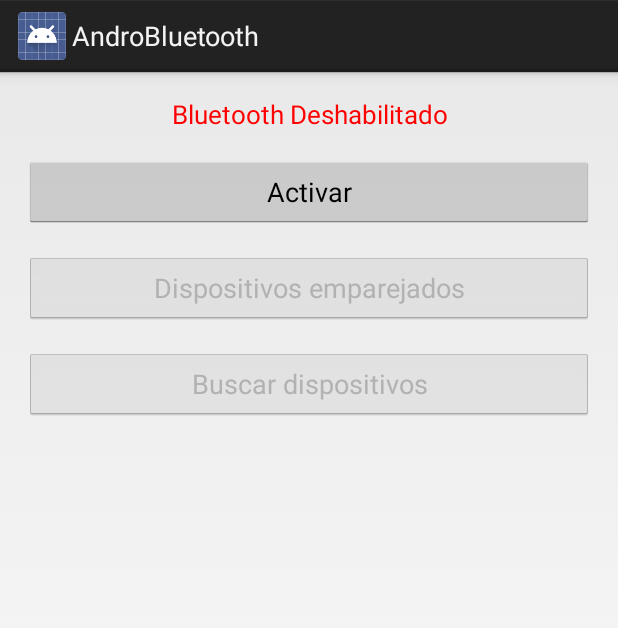
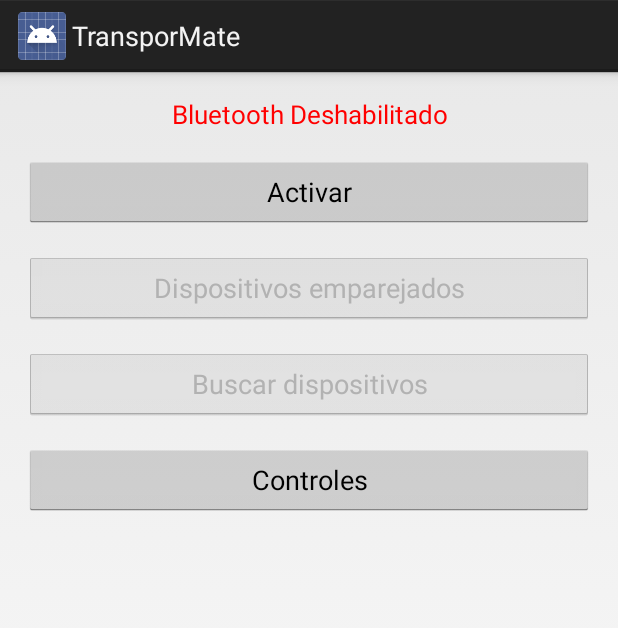
Before and after one commit to julieta-foglia/TransporMate, an Android app: the screen it shows after launch (MainActivity), on a phone screen of 412 x 824 dp. Shown: the top 628 px of the screen. Run offline under Robolectric (Android 15) with nearby library versions, the phone set to English and light mode, and no system bars.

Commit message:
SeekBar para controles

```diff
--- a/Android/app/build.gradle
+++ b/Android/app/build.gradle
@@ -2,7 +2,7 @@ apply plugin: 'com.android.application'
 
 android {
     compileSdkVersion 21
-    buildToolsVersion '21.1.2'
+    buildToolsVersion '27.0.3'
 
     defaultConfig {
         applicationId "com.mate.transpor.transpormate.bluetooth"
@@ -21,4 +21,5 @@ android {
 dependencies {
     implementation 'com.android.support:support-v4:21.0.0'
     implementation 'com.android.support.constraint:constraint-layout:1.0.2'
+    implementation 'com.android.support:appcompat-v7:21.0.3'
 }
--- a/Android/app/src/main/java/com/mate/transpor/transpormate/bluetooth/MainActivity.java
+++ b/Android/app/src/main/java/com/mate/transpor/transpormate/bluetooth/MainActivity.java
@@ -33,6 +33,7 @@ public class MainActivity extends Activity
 	private Button btnActivar;
 	private Button btnEmparejar;
 	private Button btnBuscar;
+	private Button btnControles;
 
 	private ProgressDialog mProgressDlg;
 
@@ -52,6 +53,7 @@ public class MainActivity extends Activity
 		btnActivar = (Button) findViewById(R.id.btnActivar);
 		btnEmparejar = (Button) findViewById(R.id.btnEmparejar);
 		btnBuscar = (Button) findViewById(R.id.btnBuscar);
+		btnControles = (Button) findViewById(R.id.btnControles);
 
 		//Se crea un adaptador para podermanejar el bluethoot del celular
 		mBluetoothAdapter = BluetoothAdapter.getDefaultAdapter();
@@ -79,6 +81,8 @@ public class MainActivity extends Activity
 			btnBuscar.setOnClickListener(btnBuscarListener);
 
 			btnActivar.setOnClickListener(btnActivarListener);
+
+			btnControles.setOnClickListener(btnControlesListener);
 
 			//se determina si esta activado el bluethoot
 			if (mBluetoothAdapter.isEnabled())
@@ -279,4 +283,12 @@ public class MainActivity extends Activity
 			mBluetoothAdapter.cancelDiscovery();
 		}
 	};
+
+	private View.OnClickListener btnControlesListener = new View.OnClickListener() {
+		@Override
+		public void onClick(View v) {
+			Intent newIntent = new Intent(MainActivity.this, ActivityControles.class);
+			startActivity(newIntent);
+		}
+	};
 }
--- a/Android/app/src/main/res/layout/activity_main.xml
+++ b/Android/app/src/main/res/layout/activity_main.xml
@@ -37,4 +37,11 @@
         android:enabled="false"
         android:text="@string/text_scan_devices" />
 
+    <Button
+        android:id="@+id/btnControles"
+        android:layout_marginTop="@dimen/activity_vertical_margin"
+        android:layout_width="match_parent"
+        android:layout_height="wrap_content"
+        android:text="Controles" />
+
 </LinearLayout>
--- a/Android/app/src/main/res/values/strings.xml
+++ b/Android/app/src/main/res/values/strings.xml
@@ -1,7 +1,7 @@
 <?xml version="1.0" encoding="utf-8"?>
 <resources>
 
-    <string name="app_name">AndroBluetooth</string>
+    <string name="app_name">TransporMate</string>
     <string name="action_settings">Settings</string>
 
     <string name="text_bluetooth_off">Bluetooth Deshabilitado</string>
```
Also changed, not shown: Android/app/src/main/AndroidManifest.xml (+5 -5 lines), Android/app/src/main/java/com/mate/transpor/transpormate/bluetooth/ActivityControles.java (added, +13 -0 lines), Android/app/src/main/res/layout/activity_controles.xml (added, +36 -0 lines).
